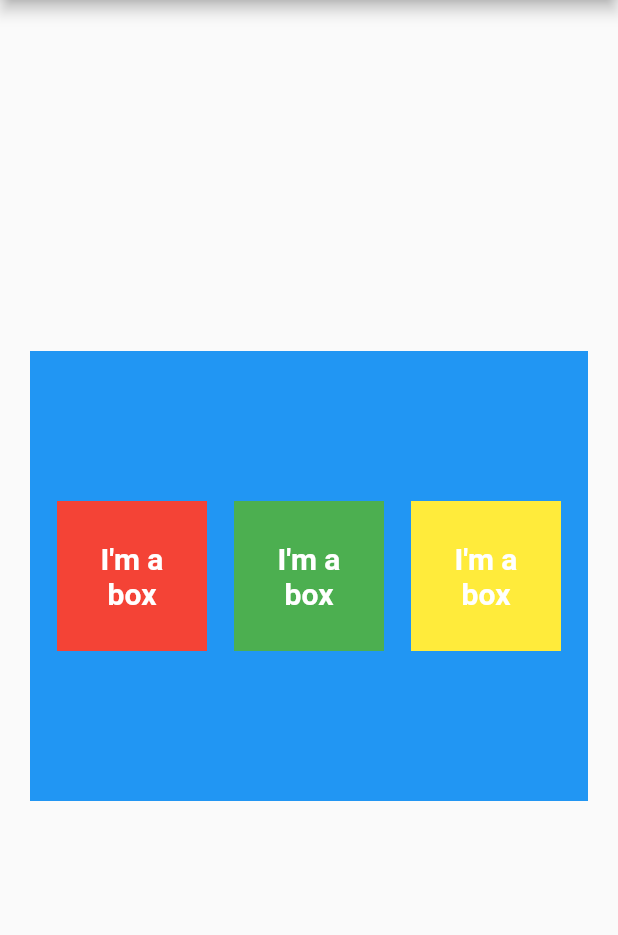
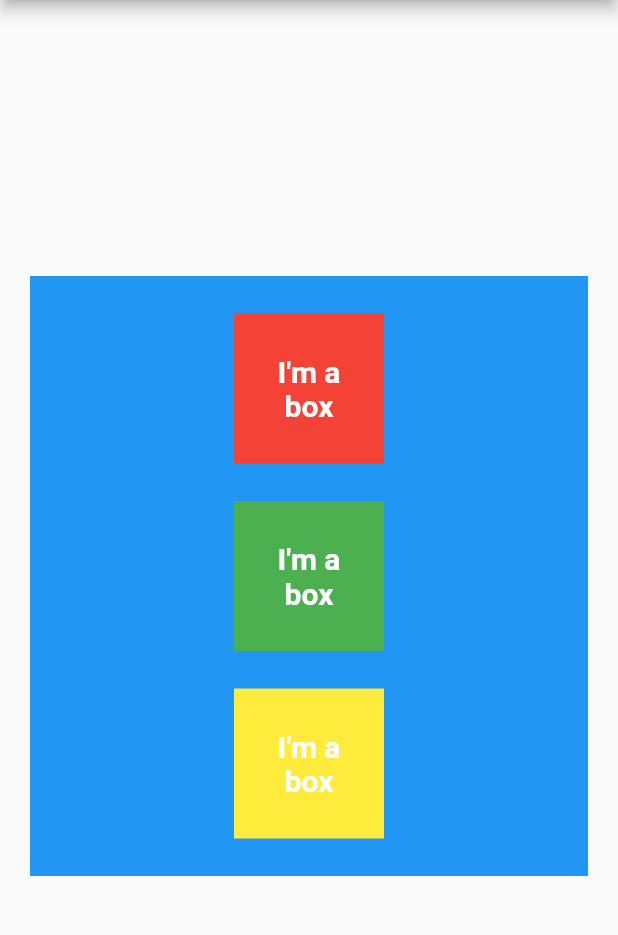
Before and after one commit to suhas-kadu/Awesome_App, a Flutter app: the screen it shows after launch, on a phone screen of 412 x 824 dp, the part 84-1019 px from its top. Run offline on Flutter 3.47's test engine with Material 2 defaults, Android fonts, the phone set to English and light mode, and no system bars.

Commit message:
ch4 completed

```diff
--- a/lib/main.dart
+++ b/lib/main.dart
@@ -30,11 +30,11 @@ class HomePage extends StatelessWidget {
       body: Center(
         child: Container(
           margin: EdgeInsets.all(20),
-          height: 300,
+          height: 400,
           width: 400,
           color: Colors.blue,
           alignment: Alignment.center,
-          child: Row(
+          child: Column(
             mainAxisAlignment: MainAxisAlignment.spaceEvenly, //spaceAround,//spaceBetween,//center,//end,//start
             crossAxisAlignment: CrossAxisAlignment.center,
             children: <Widget>[
```
